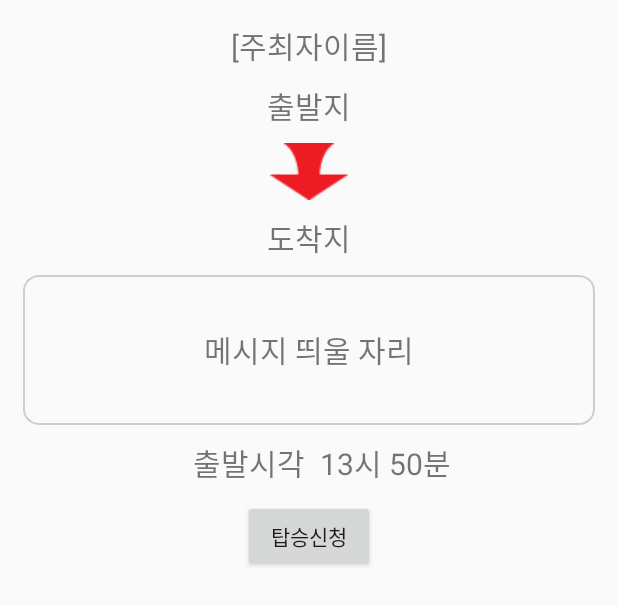
After one commit to Onedelay/TMI, an Android app: the layout fragment_item.xml on its own in the app's theme, with its tools: preview values and no code run, on a phone screen of 412 x 824 dp. The commit adds this screen. Shown: the top 605 px of the screen. Run offline under Robolectric (Android 15) with nearby library versions, the phone set to English and light mode, and no system bars.

Commit message:
리스트 아이템 선택 시 프래그먼트창

```diff
--- a/app/build.gradle
+++ b/app/build.gradle
@@ -41,4 +41,6 @@ dependencies {
     implementation 'com.github.jkwiecien:EasyImage:2.0.4'
     //회원 정보 둥글게 둥글게~~
     implementation 'de.hdodenhof:circleimageview:2.2.0'
+
+    implementation 'com.squareup.picasso:picasso:2.5.2'
 }
--- a/app/src/main/java/com/inu/tmi/activity/guest/ListViewAdapter.java
+++ b/app/src/main/java/com/inu/tmi/activity/guest/ListViewAdapter.java
@@ -28,8 +28,8 @@ public class ListViewAdapter extends BaseAdapter{
     }
 
     @Override
-    public Object getItem(int i) {
-        return i;
+    public ListViewItem getItem(int i) {
+        return listViewItems.get(i);
     }
 
     @Override
--- /dev/null
+++ b/app/src/main/res/drawable/border.xml
@@ -0,0 +1,5 @@
+<?xml version="1.0" encoding="utf-8"?>
+<shape xmlns:android="http://schemas.android.com/apk/res/android" android:shape="rectangle" >
+    <stroke android:width="1dip" android:color="#cecece" android:dashWidth="10dip"/>
+    <corners android:radius="10dp"/>
+</shape>
--- /dev/null
+++ b/app/src/main/res/layout/fragment_item.xml
@@ -0,0 +1,93 @@
+<?xml version="1.0" encoding="utf-8"?>
+<android.support.constraint.ConstraintLayout xmlns:android="http://schemas.android.com/apk/res/android"
+    xmlns:app="http://schemas.android.com/apk/res-auto"
+    android:layout_width="match_parent"
+    android:layout_height="match_parent"
+    android:padding="15dp">
+
+    <TextView
+        android:id="@+id/name"
+        android:text="[주최자이름]"
+        android:textSize="20sp"
+        android:layout_width="wrap_content"
+        android:layout_height="wrap_content"
+        app:layout_constraintStart_toStartOf="parent"
+        app:layout_constraintEnd_toEndOf="parent"/>
+
+    <TextView
+        android:id="@+id/textDepart"
+        android:layout_width="match_parent"
+        android:layout_height="wrap_content"
+        android:gravity="center"
+        android:text="출발지"
+        android:textSize="20sp"
+        app:layout_constraintEnd_toEndOf="parent"
+        app:layout_constraintTop_toBottomOf="@id/name"
+        android:layout_marginTop="10dp"/>
+
+    <ImageView
+        android:id="@+id/allow"
+        android:layout_width="wrap_content"
+        android:layout_height="wrap_content"
+        android:background="@drawable/img_allow"
+        app:layout_constraintStart_toStartOf="@id/textDepart"
+        app:layout_constraintEnd_toEndOf="@id/textDepart"
+        app:layout_constraintTop_toBottomOf="@id/textDepart"
+        android:layout_marginTop="10dp"/>
+
+    <TextView
+        android:id="@+id/textArrive"
+        android:layout_width="match_parent"
+        android:layout_height="wrap_content"
+        android:gravity="center"
+        android:text="도착지"
+        android:textSize="20sp"
+        app:layout_constraintEnd_toEndOf="@id/textDepart"
+        app:layout_constraintStart_toStartOf="@id/textDepart"
+        app:layout_constraintTop_toBottomOf="@id/allow"
+        android:layout_marginTop="10dp"/>
+
+    <TextView
+        android:id="@+id/message"
+        android:text="메시지 띄울 자리"
+        android:textSize="20sp"
+        android:gravity="center"
+        android:layout_width="match_parent"
+        android:layout_height="100dp"
+        app:layout_constraintTop_toBottomOf="@id/textArrive"
+        android:layout_marginTop="10dp"
+        android:background="@drawable/border"/>
+
+    <TextView
+        android:id="@+id/strTime"
+        android:text="@string/str_time"
+        android:textSize="20sp"
+        android:layout_width="wrap_content"
+        android:layout_height="wrap_content"
+        app:layout_constraintTop_toBottomOf="@id/message"
+        app:layout_constraintStart_toStartOf="parent"
+        app:layout_constraintEnd_toEndOf="parent"
+        android:layout_marginTop="10dp"
+        android:layout_marginRight="80dp"/>
+
+    <TextView
+        android:id="@+id/time"
+        android:text="13시 50분"
+        android:textSize="20sp"
+        android:layout_width="wrap_content"
+        android:layout_height="wrap_content"
+        app:layout_constraintStart_toEndOf="@id/strTime"
+        app:layout_constraintTop_toTopOf="@+id/strTime"
+        android:layout_marginLeft="10dp"/>
+
+    <Button
+        android:id="@+id/buttonApply"
+        android:text="탑승신청"
+        android:layout_width="wrap_content"
+        android:layout_height="wrap_content"
+        app:layout_constraintTop_toBottomOf="@id/strTime"
+        app:layout_constraintStart_toStartOf="parent"
+        app:layout_constraintEnd_toEndOf="parent"
+        android:layout_marginTop="10dp"/>
+
+</android.support.constraint.ConstraintLayout>
--- a/app/src/main/res/layout/login_main.xml
+++ b/app/src/main/res/layout/login_main.xml
@@ -1,6 +1,7 @@
 <?xml version="1.0" encoding="utf-8"?>
 <android.support.constraint.ConstraintLayout xmlns:android="http://schemas.android.com/apk/res/android"
     xmlns:app="http://schemas.android.com/apk/res-auto"
+    android:id="@+id/parentView"
     android:layout_width="match_parent"
     android:layout_height="match_parent"
     android:background="@drawable/bg_login">
--- a/app/src/main/res/values/strings.xml
+++ b/app/src/main/res/values/strings.xml
@@ -10,6 +10,7 @@
     <string name="str_name">이름</string>
     <string name="str_refresh">새로고침</string>
     <string name="str_email">Email</string>
+    <string name="str_time">출발시각</string>
     <string-array name="dst_arrays">
         <item>인천대 정문</item>
         <item>인천대 자연대</item>
```
Also changed, not shown: app/src/main/java/com/inu/tmi/activity/guest/Guest_TabFragment2.java (+46 -23 lines), app/src/main/java/com/inu/tmi/activity/guest/ListViewItem.java (+28 -0 lines), app/src/main/java/com/inu/tmi/api/GuestListBody.java (+6 -2 lines), app/src/main/java/com/inu/tmi/fragment/ApplyFragment.java (added, +52 -0 lines).
